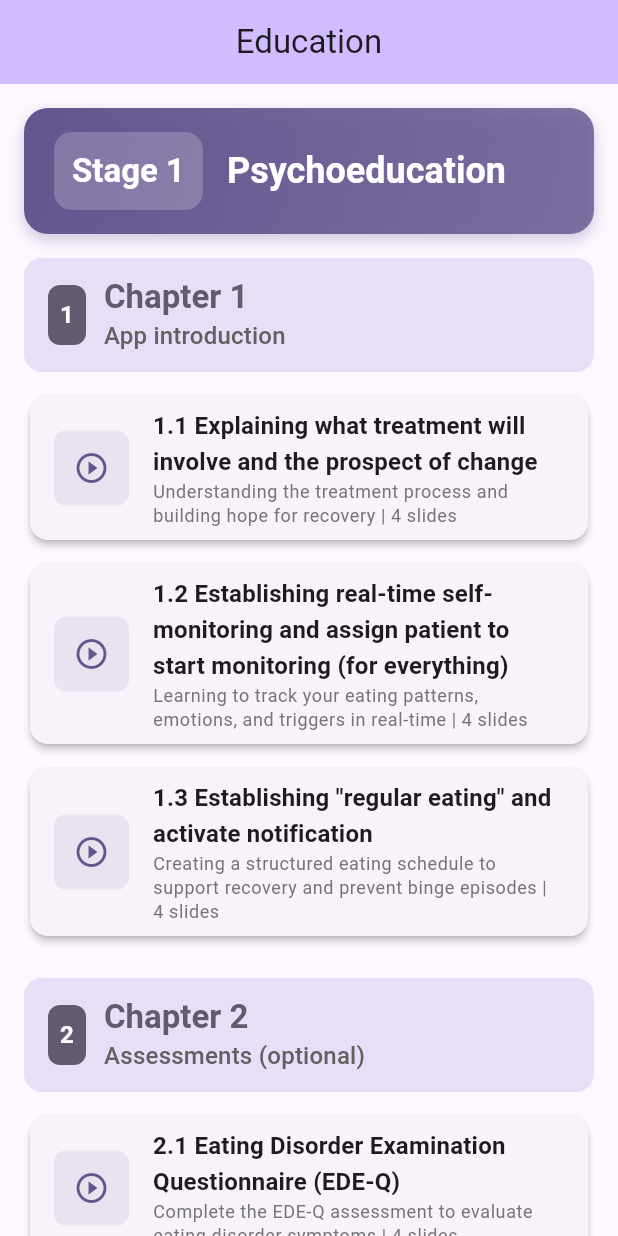
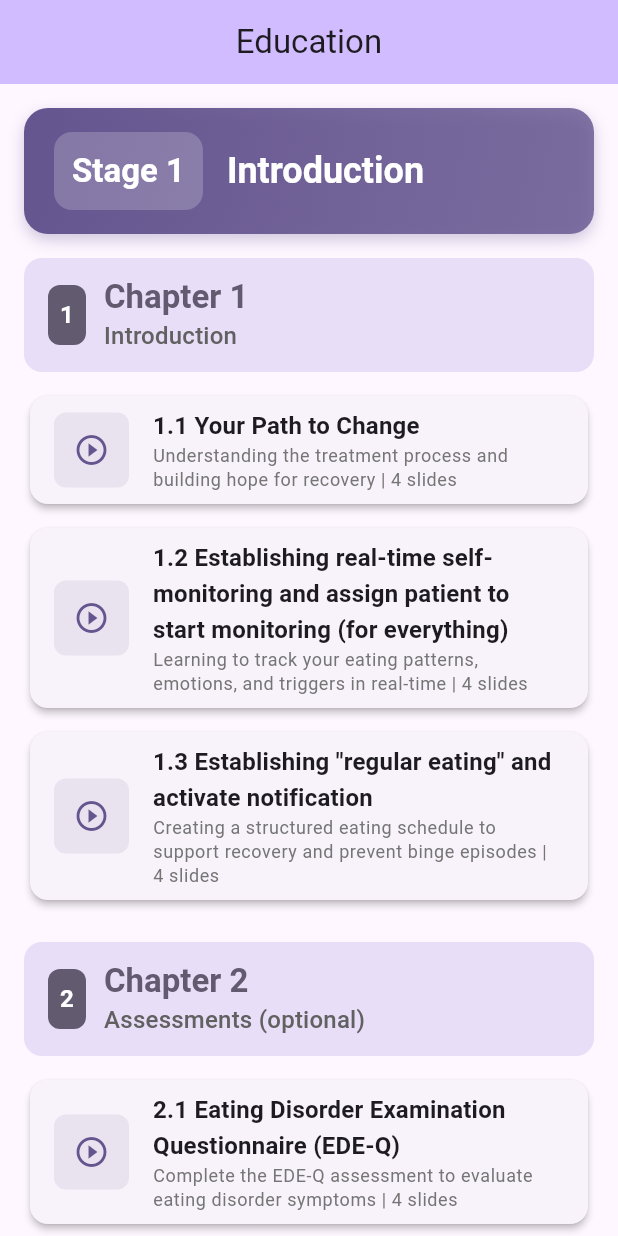
Before and after one commit to daobinhgiang/binge-eating-dart, a Flutter app: the EducationScreen screen opened directly, on a phone screen of 412 x 824 dp. Run offline on Flutter 3.47's test engine with Material 3 defaults, Android fonts, the phone set to English and light mode, and no system bars; our stand-ins replace cloud_firestore, firebase_auth, firebase_core, fl_chart, flutter_dotenv, flutter_riverpod and 2 more; accounts and stored records are empty.

Commit message:
minor change

```diff
--- a/lib/core/services/navigation_service.dart
+++ b/lib/core/services/navigation_service.dart
@@ -299,7 +299,7 @@ class NavigationService {
           return const LessonS235Screen();
         case 'lesson_s2_4_3':
           return const LessonS243Screen();
-        case 'lesson_s2_7_2_1':
+        case 'lesson_s2_7_3':
           return const LessonS2721Screen();
         // Add more Stage 2 lessons as needed
       }
--- a/lib/data/stage_1_data.dart
+++ b/lib/data/stage_1_data.dart
@@ -9,28 +9,28 @@ class Stage1Data {
 
     return Stage(
       stageNumber: 1,
-      title: 'Psychoeducation',
+      title: 'Introduction',
       chapters: [
         Chapter(
           chapterNumber: 1,
-          title: 'App introduction',
+          title: 'Introduction',
           lessons: [
             // Lesson 1.1: Explaining what treatment will involve and the prospect of change
             Lesson(
               id: 'lesson_1_1',
-              title: '1.1 Explaining what treatment will involve and the prospect of change',
+              title: '1.1 Your Path to Change',
               description: 'Understanding the treatment process and building hope for recovery',
               chapterNumber: 1,
               lessonNumber: 1,
               slides: [
                 LessonSlide(
                   id: 'slide_1_1_1',
-                  title: 'Welcome to Your Recovery Journey',
-                  content: 'This treatment program is designed to help you develop a healthier relationship with food and overcome binge eating patterns.',
+                  title: 'Welcome to Your Treatment Journey',
+                  content: 'This program is designed to help you overcome your eating problem by understanding and changing the things that are keeping it going. Think of it as a collaborative journey that we\'ll take together. It\'s based on Cognitive Behavior Therapy (CBT-E), the leading evidence-based treatment for people with eating disorders. You can do this, and we are here to help.',
                   slideNumber: 1,
                   bulletPoints: [
-                    'Evidence-based treatment approach',
-                    'Step-by-step guidance through recovery',
+                    'Focus on the "Here and Now": We will concentrate on the things that are keeping the problem going right now, rather than dwelling on the past.',
+                    'Tailored to You: This isn\'t a one-size-fits-all approach. The treatment will be personalized to your specific challenges and needs.',
                     'Focus on sustainable, long-term change',
                     'Personalized support throughout your journey'
                   ],
--- a/lib/screens/education/education_screen.dart
+++ b/lib/screens/education/education_screen.dart
@@ -368,7 +368,7 @@ class _EducationScreenState extends ConsumerState<EducationScreen> {
       case 'lesson_s2_2_7': return const LessonS227Screen();
       case 'lesson_s2_3_5': return const LessonS235Screen();
       case 'lesson_s2_4_3': return const LessonS243Screen();
-      case 'lesson_s2_7_2_1': return const LessonS2721Screen();
+      case 'lesson_s2_7_3': return const LessonS2721Screen();
 
       // Stage 3 lessons
       case 'lesson_s3_0_1': return const LessonS301Screen();
--- a/lib/screens/home_screen.dart
+++ b/lib/screens/home_screen.dart
@@ -488,7 +488,7 @@ class _HomeScreenState extends ConsumerState<HomeScreen> {
       case 'lesson_s2_2_7': return const LessonS227Screen();
       case 'lesson_s2_3_5': return const LessonS235Screen();
       case 'lesson_s2_4_3': return const LessonS243Screen();
-      case 'lesson_s2_7_2_1': return const LessonS2721Screen();
+      case 'lesson_s2_7_3': return const LessonS2721Screen();
 
       // Stage 3 lessons
       case 'lesson_s3_0_1': return const LessonS301Screen();
--- a/lib/screens/lessons/lesson_s2_7_2_1.dart
+++ b/lib/screens/lessons/lesson_s2_7_2_1.dart
@@ -28,7 +28,7 @@ class _LessonS2721ScreenState extends ConsumerState<LessonS2721Screen> {
     try {
       // Load from the Stage 2 data structure
       final stage2 = Stage2Data.getStage2();
-      final lesson721 = stage2.chapters[7].lessons[2]; // Chapter 7 (index 7), Lesson 3 (index 2, which is 7.2.1)
+      final lesson721 = stage2.chapters[6].lessons[2]; // Chapter 7 (index 6), Lesson 3 (index 2, which is 7.2.1)
 
       setState(() {
         _lesson = lesson721;
```
